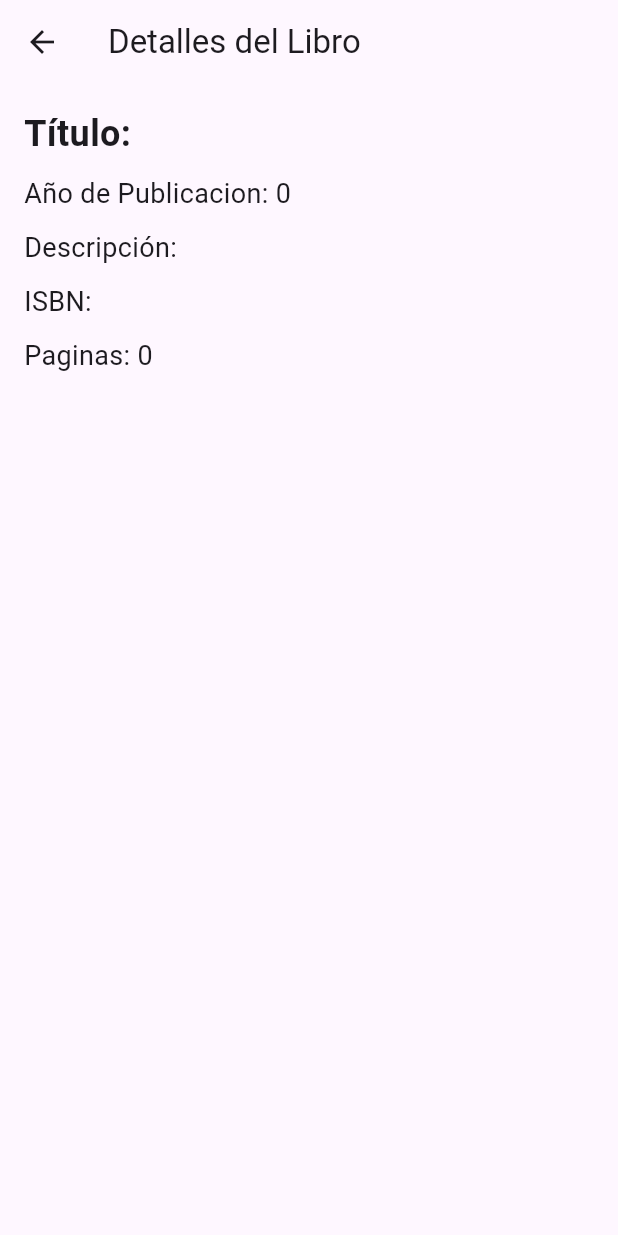
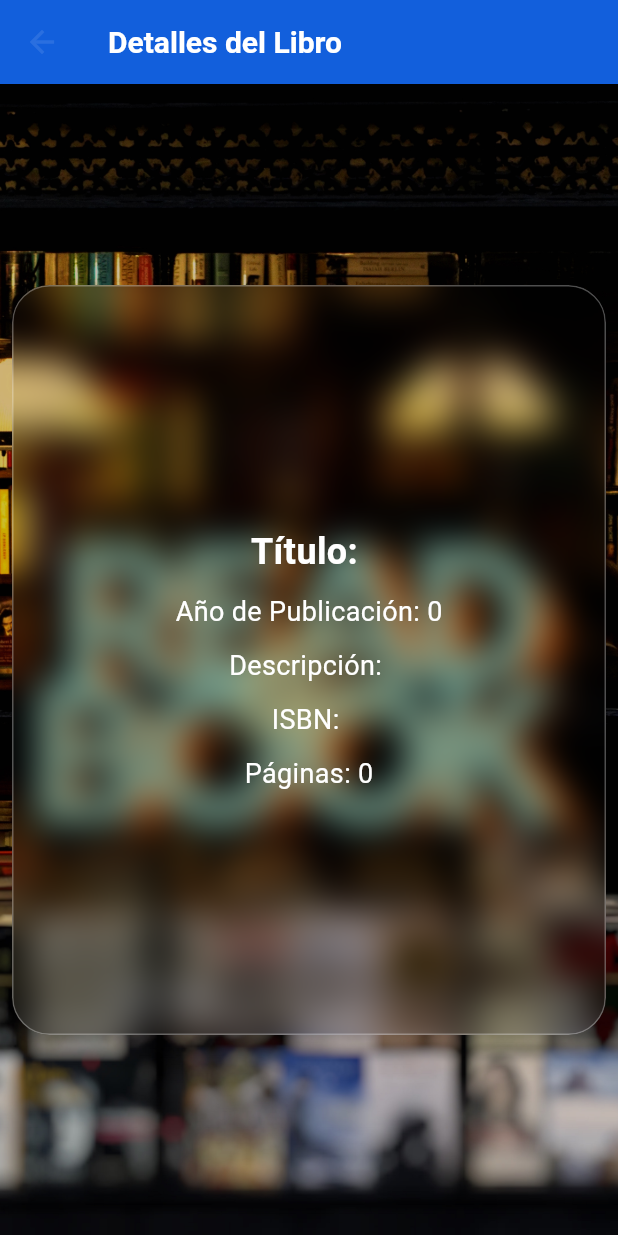
Before and after one commit to PrograMovil-158-24/RicharLopez_ExamenI, a Flutter app: the BookDetails screen opened directly with empty values, on a phone screen of 412 x 824 dp. Run offline on Flutter 3.47's test engine with Material 3 defaults, Android fonts, the phone set to English and light mode, and no system bars; our stand-ins replace blurrycontainer, go_router.

Commit message:
Diseño y aspectos aplicados a las pantallas

```diff
--- a/lib/screens/booksDetails.dart
+++ b/lib/screens/booksDetails.dart
@@ -1,20 +1,39 @@
 import 'package:examen_1/models/Books_model.dart';
 import 'package:flutter/material.dart';
+import 'package:go_router/go_router.dart';
 
 import '../widgets/Books_Details.dart';
 
 class BookDetails extends StatelessWidget {
   final Books book;
 
-  const BookDetails({Key? key, required this.book}):super (key:key);
+  const BookDetails({Key? key, required this.book}) : super(key: key);
 
   @override
   Widget build(BuildContext context) {
-     return Scaffold(
+    return Scaffold(
       appBar: AppBar(
-        title: Text('Detalles del Libro'),
-      ),
-      body: Books_Details(book: book),
+          backgroundColor: Color.fromRGBO(18, 95, 220, 1),
+          foregroundColor: Colors.white10,
+          titleTextStyle: TextStyle(fontWeight: FontWeight.bold, fontSize: 20),
+          title: Text('Detalles del Libro'),
+          leading: IconButton(
+              onPressed: () {
+                context.go('/');
+              },
+              icon: Icon(Icons.arrow_back))),
+      body: Stack(children: [
+        // Fondo de la imagen
+        Positioned.fill(
+          child: Image.asset(
+            'assets/images/fondo.jpeg',
+            fit: BoxFit.cover,
+          ),
+        ),
+        Center(
+          child: Books_Details(book: book),
+        ),
+      ]),
     );
   }
 }
--- a/lib/widgets/Books_Details.dart
+++ b/lib/widgets/Books_Details.dart
@@ -1,47 +1,66 @@
+import 'dart:ui';
+
 import 'package:examen_1/models/Books_model.dart';
 import 'package:flutter/material.dart';
 
 class Books_Details extends StatelessWidget {
   const Books_Details({
-    super.key,
+    Key? key,
     required this.book,
-  });
+  }) : super(key: key);
 
   final Books book;
 
   @override
   Widget build(BuildContext context) {
-    return Padding(
-      padding: EdgeInsets.all(16.0),
+    return Center(
+        child: Padding(
+            padding: EdgeInsets.all(8.0),
+            child: ClipRRect(
+              borderRadius: BorderRadius.circular(25),
+              child: BackdropFilter(
+                filter: ImageFilter.blur(
+                    sigmaX: 12, sigmaY: 12, tileMode: TileMode.clamp),
+                child: Container(
+                  height: 500,
+                  width: 500,
+                  decoration: BoxDecoration(
+                      borderRadius: BorderRadius.circular(25),
+                      border: Border.all(width: 1, color: Colors.white30)),
                   child: Column(
-        crossAxisAlignment: CrossAxisAlignment.start,
+                    mainAxisAlignment: MainAxisAlignment.center,
                     children: [
                       Text(
                         'Título: ${book.title}',
-            style: TextStyle(fontSize: 24, fontWeight: FontWeight.bold),
+                        style: TextStyle(
+                            fontSize: 24,
+                            fontWeight: FontWeight.bold,
+                            color: Colors.white),
                       ),
                       SizedBox(height: 10),
                       Text(
-            'Año de Publicacion: ${book.year}',
-            style: TextStyle(fontSize: 18),
+                        'Año de Publicación: ${book.year}',
+                        style: TextStyle(fontSize: 18, color: Colors.white),
                       ),
                       SizedBox(height: 10),
                       Text(
                         'Descripción: ${book.handle}',
-            style: TextStyle(fontSize: 18),
+                        style: TextStyle(fontSize: 18, color: Colors.white),
                       ),
                       SizedBox(height: 10),
                       Text(
                         'ISBN: ${book.isbn}',
-            style: TextStyle(fontSize: 18),
+                        style: TextStyle(fontSize: 18, color: Colors.white),
                       ),
                       SizedBox(height: 10),
                       Text(
-            'Paginas: ${book.pages}',
-            style: TextStyle(fontSize: 18),
+                        'Páginas: ${book.pages}',
+                        style: TextStyle(fontSize: 18, color: Colors.white),
                       ),
                     ],
                   ),
-    );
+                ),
+              ),
+            )));
   }
 }
--- a/pubspec.yaml
+++ b/pubspec.yaml
@@ -31,6 +31,7 @@ dependencies:
   flutter:
     sdk: flutter
   go_router: ^13.2.0
+  blurrycontainer: 1.0.2
 
 
   # The following adds the Cupertino Icons font to your application.
@@ -62,7 +63,7 @@ flutter:
   # To add assets to your application, add an assets section, like this:
   assets:
       - assets/data.json
-  #   - images/a_dot_ham.jpeg
+      - assets/images/fondo.jpeg
 
   # An image asset can refer to one or more resolution-specific "variants", see
   # https://flutter.dev/assets-and-images/#resolution-aware
```
Also changed, not shown: lib/screens/books_screen.dart (+20 -5 lines), lib/widgets/Books_List.dart (+23 -5 lines), assets/images/fondo.jpeg (added), pubspec.lock. Lines whose indentation alone changed are shown as unchanged.
